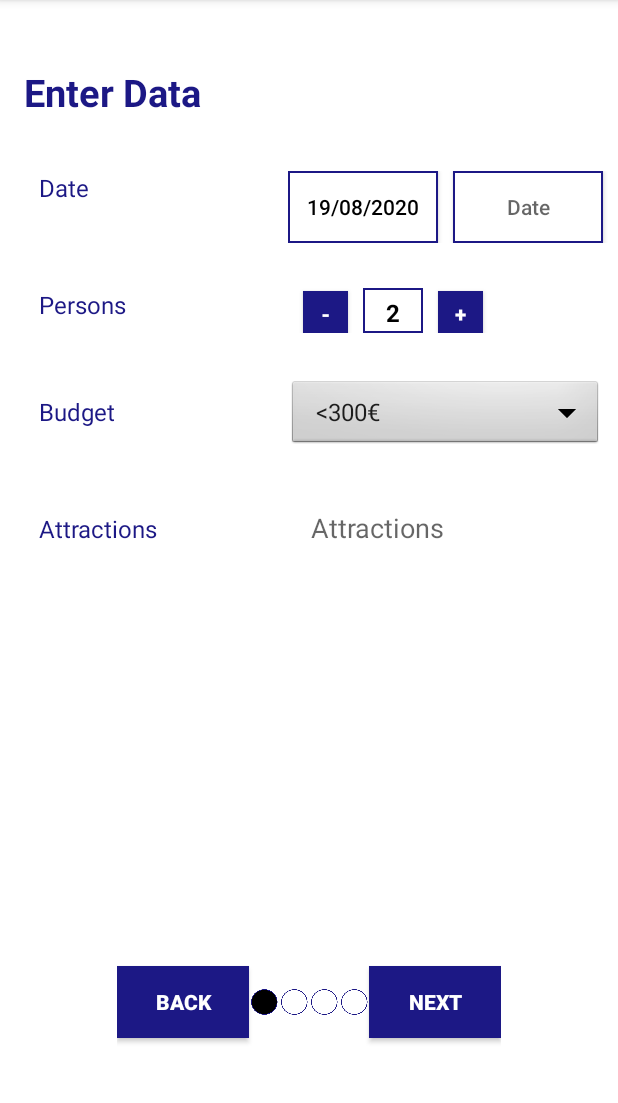
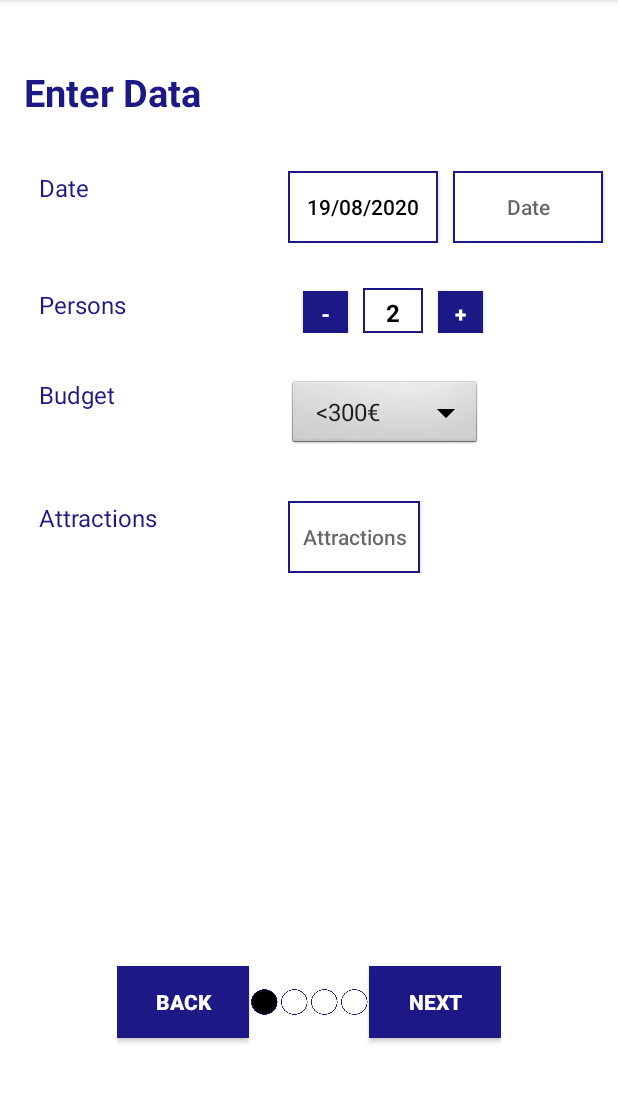
Before and after one commit to emcaste93/Tripscape, an Android app: the screen it shows after launch (MainActivity), on a phone screen of 412 x 824 dp, the part 84-1187 px from its top. Run offline under Robolectric (Android 15) with nearby library versions, the phone set to English and light mode, and no system bars.

Commit message:
Added handling Enter-Data Attractions

```diff
--- a/app/src/main/java/com/example/tripscape/presentation/EnterDataFragment.java
+++ b/app/src/main/java/com/example/tripscape/presentation/EnterDataFragment.java
@@ -1,7 +1,9 @@
 package com.example.tripscape.presentation;
 
+import android.app.AlertDialog;
 import android.app.DatePickerDialog;
 import android.content.Context;
+import android.content.DialogInterface;
 import android.graphics.Color;
 import android.os.Bundle;
 import android.view.LayoutInflater;
@@ -9,18 +11,23 @@ import android.view.View;
 import android.view.ViewGroup;
 import android.widget.Button;
 import android.widget.DatePicker;
+import android.widget.Toast;
 
 import androidx.fragment.app.Fragment;
 
 import com.example.tripscape.R;
 
 import java.text.SimpleDateFormat;
+import java.util.ArrayList;
 import java.util.Calendar;
+import java.util.HashMap;
+import java.util.Map;
 
 public class EnterDataFragment extends Fragment {
-    Button buttonStartDate, buttonEndDate;
+    Button buttonStartDate, buttonEndDate, buttonAttractions;
     Context context;
     DatePickerDialog  startDate, endDate;
+    Map<String, Boolean> mapAttractions  = new HashMap<>();
     @Override
     public View onCreateView(LayoutInflater inflater, ViewGroup container,
                              Bundle savedInstanceState) {
@@ -29,7 +36,9 @@ public class EnterDataFragment extends Fragment {
         context = container.getContext();
         buttonStartDate = vista.findViewById(R.id.buttonStartDate);
         buttonEndDate = vista.findViewById(R.id.buttonEndDate);
+        buttonAttractions = vista.findViewById(R.id.buttonAttractions);
 
+        initMapAttractions();
         setCalendars();
 
         buttonStartDate.setOnClickListener(new View.OnClickListener() {
@@ -45,8 +54,74 @@ public class EnterDataFragment extends Fragment {
                 endDate.show();
             }
         });
+
+        buttonAttractions.setOnClickListener(new View.OnClickListener() {
+            @Override
+            public void onClick(View v) {
+                final AlertDialog.Builder builder = new AlertDialog.Builder(context,R.style.alertDialog);
+                builder.setTitle("Choose attractions");
+                final String[] listAttractions = getAllAttractionsKeys();
+
+                builder.setMultiChoiceItems(listAttractions, getAllAttractionsValues(), new DialogInterface.OnMultiChoiceClickListener() {
+                    @Override
+                    public void onClick(DialogInterface dialog, int pos, boolean isChecked) {
+                        mapAttractions.put(listAttractions[pos], isChecked);
+                    }
+                });
+
+                builder.setPositiveButton("Done", new DialogInterface.OnClickListener() {
+                    @Override
+                    public void onClick(DialogInterface dialog, int which) {
+                        buttonAttractions.setText(getSelectedAttractionsText());
+                        dialog.dismiss();
+                    }
+                });
+
+                AlertDialog dialog = builder.create();
+                dialog.show();
+            }
+        });
         return vista;
     }
+
+    private void initMapAttractions() {
+        mapAttractions.put("Hiking",false);
+        mapAttractions.put("Snorkeling",true);
+        mapAttractions.put("Rafting",false);
+        mapAttractions.put("City",false);
+        mapAttractions.put("Other",false);
+    }
+
+    private String[] getAllAttractionsKeys() {
+        return mapAttractions.keySet().toArray(new String[0]);
+    }
+
+    private boolean[] getAllAttractionsValues() {
+        Boolean[] values = mapAttractions.values().toArray(new Boolean[0]);
+        boolean[] res = new boolean[values.length];
+        for(int i=0; i<values.length; i++) {
+            res[i] = values[i];
+        }
+        return res;
+    }
+
+    private String getSelectedAttractionsText() {
+        String attractionsString = "";
+        boolean first = true;
+        for(String key: mapAttractions.keySet()) {
+            if(mapAttractions.get(key)) {
+                if(first) {
+                    first = false;
+                }
+                else {
+                    attractionsString += ", ";
+                }
+                attractionsString += key;
+            }
+        }
+        return attractionsString;
+    }
+
 
     private void setCalendars(){
         final Calendar startCalendar = Calendar.getInstance();
--- a/app/src/main/res/layout/enter_data.xml
+++ b/app/src/main/res/layout/enter_data.xml
@@ -100,18 +100,22 @@
             android:paddingBottom="50dp"
             android:textColor="@color/colorBlue"
             android:textSize="16sp" />
+        <LinearLayout android:orientation="horizontal" android:layout_column="1">
             <Spinner
                 android:id="@+id/spinner1"
                 android:layout_marginTop="20dp"
                 android:layout_marginRight="10dp"
-            android:layout_width="20dp"
+                android:layout_width="wrap_content"
                 android:layout_height="wrap_content"
                 android:layout_column="1"
                 android:gravity="center_vertical"
-            android:background="@android:drawable/btn_dropdown"
                 android:textColor="@color/colorBlack"
                 android:spinnerMode="dropdown"
+                android:background="@android:drawable/btn_dropdown"
                 android:entries="@array/spinnerItems"/>
+            <!-- android:background="@android:drawable/btn_dropdown"-->
+            <!--style="@style/spinner_style"-->
+        </LinearLayout>
     </TableRow>
     <TableRow android:layout_marginTop="10dp">
         <TextView
@@ -121,15 +125,15 @@
             android:text="@string/attractions"
             android:textColor="@color/colorBlue"
             android:textSize="16sp" />
-
-        <EditText
-            android:id="@+id/attractions"
+        <LinearLayout android:orientation="horizontal" android:layout_column="1">
+            <Button
+                android:id="@+id/buttonAttractions"
                 android:layout_height="wrap_content"
-            android:layout_column="1"
-            android:layout_marginLeft="10dp"
-            android:background="#fff"
+                android:layout_width="wrap_content"
+                android:background="@drawable/border"
                 android:hint="@string/attractions"
                 android:padding="5dp"
-            android:textColor="#000" />
+                android:textColor="@color/colorBlack" />
+        </LinearLayout>
     </TableRow>
 </TableLayout>
--- a/app/src/main/res/values/styles.xml
+++ b/app/src/main/res/values/styles.xml
@@ -22,4 +22,23 @@
         <item name="colorAccent">@color/colorBlue</item>
     </style>
 
+    <style name="alertDialog" parent="@android:style/Theme.Material.Light.Dialog">
+        <item name="android:colorAccent">@color/colorBlue</item>
+        <item name="android:background">@color/colorWhite</item>
+        <item name="android:textColorPrimary">@color/colorBlue</item>
+        <item name="android:textColorSecondary">@color/colorBlack</item>
+        <item name="textColorAlertDialogListItem">@color/colorGreen</item>
+    </style>
+
+    <style name="spinner_style">
+        <item name="android:paddingLeft">0dp</item>
+        <item name="android:dropDownWidth">533dp</item>
+        <item name="android:showDividers">none</item>
+        <item name="android:dividerHeight">0dp</item>
+        <!--item name="android:popupBackground">@drawable/new_bg</item-->
+        <item name="android:dropDownHeight">70dp</item>
+        <item name="android:scrollbarAlwaysDrawVerticalTrack">true</item>
+        <item name="android:dropDownSelector">@android:color/white</item>
+    </style>
+
 </resources>
```
Lines whose indentation alone changed are shown as unchanged.
